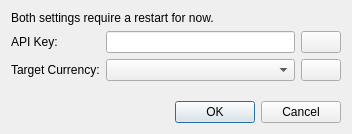
First picture: the form in widgets/settingsdialog.ui, repository arturo182/lectronizer, before the edit.
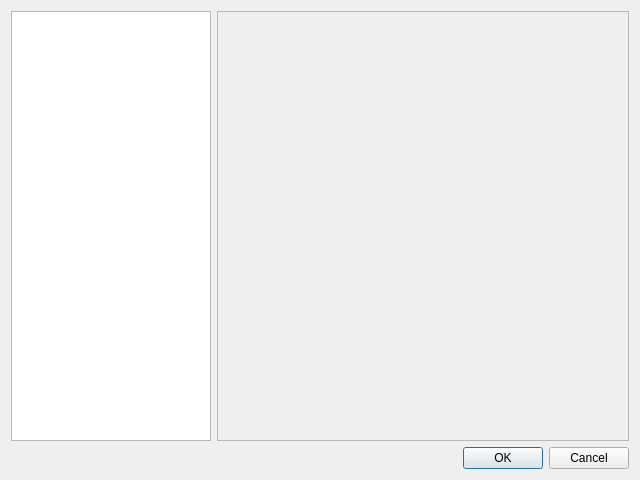
Second picture: the form after the edit. Icons and pictures are not drawn.

Patch:
```diff
--- a/widgets/settingsdialog.ui
+++ b/widgets/settingsdialog.ui
@@ -6,96 +6,46 @@
    <rect>
     <x>0</x>
     <y>0</y>
-    <width>352</width>
-    <height>134</height>
+    <width>640</width>
+    <height>480</height>
    </rect>
   </property>
   <property name="windowTitle">
    <string>Settings</string>
   </property>
-  <layout class="QFormLayout" name="formLayout">
-   <item row="1" column="0">
-    <widget class="QLabel" name="apiKeyLabel">
-     <property name="text">
-      <string>API Key:</string>
-     </property>
-    </widget>
-   </item>
-   <item row="1" column="1">
-    <layout class="QHBoxLayout" name="horizontalLayout">
+  <property name="windowIcon">
+   <iconset resource="../res.qrc">
+    <normaloff>:/res/icons/cog.png</normaloff>:/res/icons/cog.png</iconset>
+  </property>
+  <layout class="QVBoxLayout" name="verticalLayout">
+   <item>
+    <layout class="QHBoxLayout" name="horizontalLayout_3" stretch="1,2">
      <item>
-      <widget class="QLineEdit" name="apiKeyEdit"/>
-     </item>
-     <item>
-      <widget class="QPushButton" name="apiKeyHelpButton">
-       <property name="sizePolicy">
-        <sizepolicy hsizetype="Maximum" vsizetype="Fixed">
-         <horstretch>0</horstretch>
-         <verstretch>0</verstretch>
-        </sizepolicy>
+      <widget class="QListWidget" name="categoryList">
+       <property name="minimumSize">
+        <size>
+         <width>150</width>
+         <height>0</height>
+        </size>
        </property>
-       <property name="toolTip">
-        <string>You can find it in the &quot;API access&quot; tab in your store settings.</string>
+       <property name="maximumSize">
+        <size>
+         <width>200</width>
+         <height>16777215</height>
+        </size>
        </property>
-       <property name="text">
-        <string/>
-       </property>
-       <property name="icon">
-        <iconset resource="../res.qrc">
-         <normaloff>:/res/icons/information.png</normaloff>:/res/icons/information.png</iconset>
-       </property>
       </widget>
      </item>
-    </layout>
-   </item>
-   <item row="2" column="0">
-    <widget class="QLabel" name="targetCurrencyLabel">
-     <property name="text">
-      <string>Target Currency:</string>
-     </property>
-    </widget>
-   </item>
-   <item row="2" column="1">
-    <layout class="QHBoxLayout" name="horizontalLayout_2">
      <item>
-      <widget class="QComboBox" name="targetCurrencyCombo"/>
-     </item>
-     <item>
-      <widget class="QPushButton" name="targetCurrencyHelpButton">
-       <property name="sizePolicy">
-        <sizepolicy hsizetype="Maximum" vsizetype="Fixed">
-         <horstretch>0</horstretch>
-         <verstretch>0</verstretch>
-        </sizepolicy>
+      <widget class="QStackedWidget" name="stackedWidget">
+       <property name="frameShape">
+        <enum>QFrame::StyledPanel</enum>
        </property>
-       <property name="toolTip">
-        <string>If your Stripe is in a different currency than EUR, you can select it here. Otherwise select EUR.</string>
-       </property>
-       <property name="text">
-        <string/>
-       </property>
-       <property name="icon">
-        <iconset resource="../res.qrc">
-         <normaloff>:/res/icons/information.png</normaloff>:/res/icons/information.png</iconset>
-       </property>
       </widget>
      </item>
     </layout>
    </item>
-   <item row="3" column="0" colspan="2">
-    <spacer name="verticalSpacer">
-     <property name="orientation">
-      <enum>Qt::Vertical</enum>
-     </property>
-     <property name="sizeHint" stdset="0">
-      <size>
-       <width>20</width>
-       <height>40</height>
-      </size>
-     </property>
-    </spacer>
-   </item>
-   <item row="4" column="0" colspan="2">
+   <item>
     <widget class="QDialogButtonBox" name="buttonBox">
      <property name="orientation">
       <enum>Qt::Horizontal</enum>
@@ -105,13 +55,6 @@
      </property>
     </widget>
    </item>
-   <item row="0" column="0" colspan="2">
-    <widget class="QLabel" name="restartInfoLabel">
-     <property name="text">
-      <string>Both settings require a restart for now.</string>
-     </property>
-    </widget>
-   </item>
   </layout>
  </widget>
  <resources>
```
Left out of the diff: 20 changed lines with no effect on the pictures.
